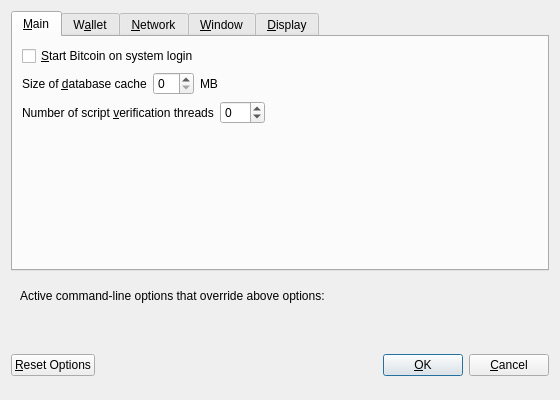
First picture: the form in src/qt/forms/optionsdialog.ui, repository carboncointrust/CarboncoinCore, before the edit.
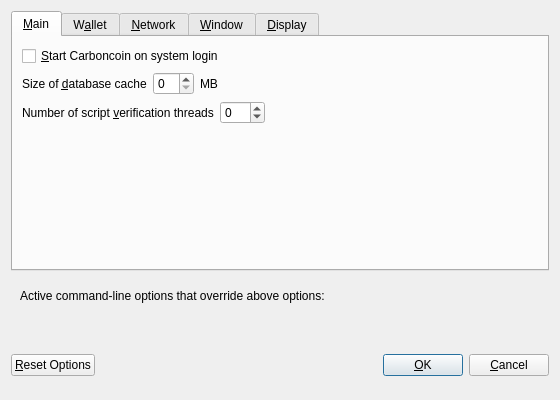
Second picture: the form after the edit. Custom widgets are drawn as their Qt base class.

Commit message: Carboncoin string replacements

Diff of the .ui file:
```diff
--- a/src/qt/forms/optionsdialog.ui
+++ b/src/qt/forms/optionsdialog.ui
@@ -33,7 +33,7 @@
           <string>Automatically start Bitcoin after logging in to the system.</string>
          </property>
          <property name="text">
-          <string>&amp;Start Bitcoin on system login</string>
+          <string>&amp;Start Carboncoin on system login</string>
          </property>
         </widget>
        </item>
```
Left out of the diff: 10 changed lines with no effect on the pictures. The commit also changes 279 other files.
